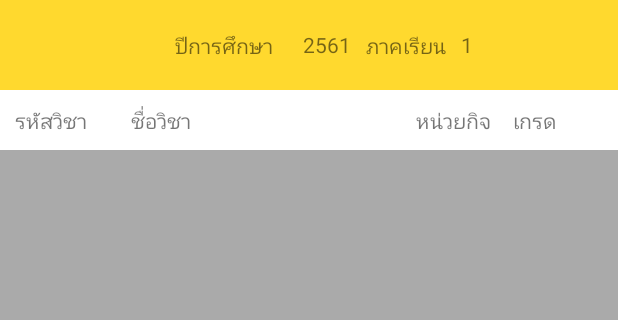
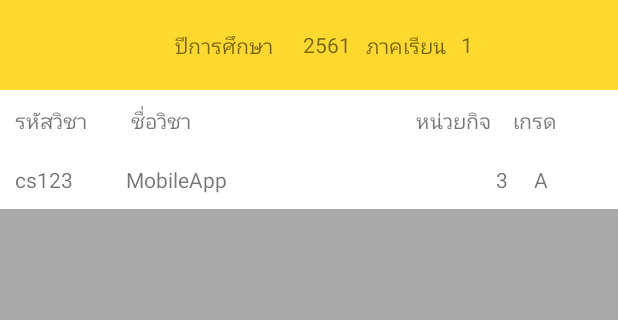
Before and after one commit to kennaruk/tu-touch-android, an Android app: the MainActivity3 screen opened directly, with no data from a screen before it, on a phone screen of 412 x 824 dp, the part 234-554 px from its top. Run offline under Robolectric (Android 15) with nearby library versions, the phone set to English and light mode, and no system bars.

Commit message:
add style

```diff
--- a/app/src/main/res/layout/activity_main3.xml
+++ b/app/src/main/res/layout/activity_main3.xml
@@ -104,34 +104,73 @@
                     android:background="@color/white">
 
                     <TextView
-                        android:id="@+id/id_course"
+                        android:id="@+id/id"
                         android:layout_width="wrap_content"
                         android:layout_height="wrap_content"
                         android:layout_weight=".2"
                         android:text="รหัสวิชา" />
 
                     <TextView
-                        android:id="@+id/name_course"
+                        android:id="@+id/name"
                         android:layout_width="wrap_content"
                         android:layout_height="wrap_content"
                         android:layout_weight="1"
                         android:text="ชื่อวิชา" />
 
                     <TextView
-                        android:id="@+id/unit_course"
+                        android:id="@+id/unit"
                         android:layout_width="wrap_content"
                         android:layout_height="wrap_content"
                         android:layout_weight=".1"
                         android:text="หน่วยกิจ" />
 
                     <TextView
-                        android:id="@+id/grade_course"
+                        android:id="@+id/grade"
                         android:layout_width="wrap_content"
                         android:layout_height="wrap_content"
                         android:layout_weight=".2"
                         android:text="เกรด" />
 
                 </LinearLayout>
+
+                <LinearLayout
+                    android:layout_width="match_parent"
+                    android:layout_height="match_parent"
+                    android:background="@color/white"
+                    android:gravity="center|fill"
+                    android:orientation="horizontal"
+                    android:padding="10sp">
+
+                    <TextView
+                        android:id="@+id/id_course"
+                        android:layout_width="wrap_content"
+                        android:layout_height="wrap_content"
+                        android:layout_weight=".2"
+                        android:text="cs123" />
+
+                    <TextView
+                        android:id="@+id/name_course"
+                        android:layout_width="wrap_content"
+                        android:layout_height="wrap_content"
+                        android:layout_weight="1"
+                        android:text="MobileApp" />
+
+                    <TextView
+                        android:id="@+id/unit_course"
+                        android:layout_width="wrap_content"
+                        android:layout_height="wrap_content"
+                        android:layout_weight=".1"
+                        android:text="3" />
+
+                    <TextView
+                        android:id="@+id/grade_course"
+                        android:layout_width="wrap_content"
+                        android:layout_height="wrap_content"
+                        android:layout_weight=".2"
+                        android:text="A" />
+
+                </LinearLayout>
+
             </LinearLayout>
 
         </LinearLayout>
```
